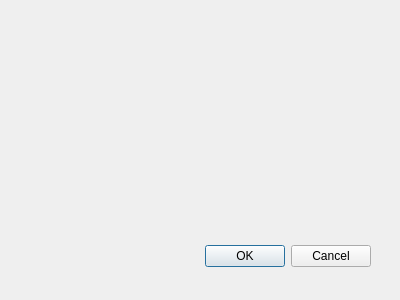
Above: ui/AddMachineWindow.ui from matthew-sirman/database-manager before the change. Below: the same form after it.
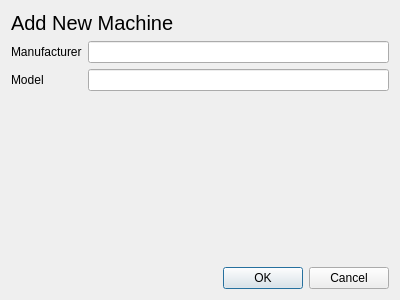
That is the form after the change.

Diff of the .ui file:
```diff
--- a/ui/AddMachineWindow.ui
+++ b/ui/AddMachineWindow.ui
@@ -15,22 +15,60 @@
   <property name="windowTitle" >
    <string>Dialog</string>
   </property>
-  <widget class="QDialogButtonBox" name="buttonBox" >
-   <property name="geometry" >
-    <rect>
-     <x>30</x>
-     <y>240</y>
-     <width>341</width>
-     <height>32</height>
-    </rect>
-   </property>
-   <property name="orientation" >
-    <enum>Qt::Horizontal</enum>
-   </property>
-   <property name="standardButtons" >
-    <set>QDialogButtonBox::Cancel|QDialogButtonBox::Ok</set>
-   </property>
-  </widget>
+  <layout class="QVBoxLayout" name="addMachineVerticalLayout">
+   <item>
+    <widget class="QLabel" name="machineTitleLabel">
+     <property name="sizePolicy">
+      <sizepolicy hsizetype="Preferred" vsizetype="Fixed">
+       <horstretch>0</horstretch>
+       <verstretch>0</verstretch>
+      </sizepolicy>
+     </property>
+     <property name="font">
+      <font>
+       <pointsize>15</pointsize>
+      </font>
+     </property>
+     <property name="text">
+      <string>Add New Machine</string>
+     </property>
+    </widget>
+   </item>
+   <item>
+    <layout class="QFormLayout" name="addMachineFormLayout">
+     <item row="0" column="0">
+      <widget class="QLabel" name="manufacturerLabel">
+       <property name="text">
+        <string>Manufacturer</string>
+       </property>
+      </widget>
+     </item>
+     <item row="1" column="0">
+      <widget class="QLabel" name="modelLabel">
+       <property name="text">
+        <string>Model</string>
+       </property>
+      </widget>
+     </item>
+     <item row="0" column="1">
+      <widget class="QLineEdit" name="manufacturerInput"/>
+     </item>
+     <item row="1" column="1">
+      <widget class="QLineEdit" name="modelInput"/>
+     </item>
+    </layout>
+   </item>
+   <item>
+    <widget class="QDialogButtonBox" name="acceptButtons">
+     <property name="orientation">
+      <enum>Qt::Horizontal</enum>
+     </property>
+     <property name="standardButtons">
+      <set>QDialogButtonBox::Cancel|QDialogButtonBox::Ok</set>
+     </property>
+    </widget>
+   </item>
+  </layout>
  </widget>
  <pixmapfunction></pixmapfunction>
  <resources/>
```
Left out of the diff: 34 changed lines with no effect on the pictures.
